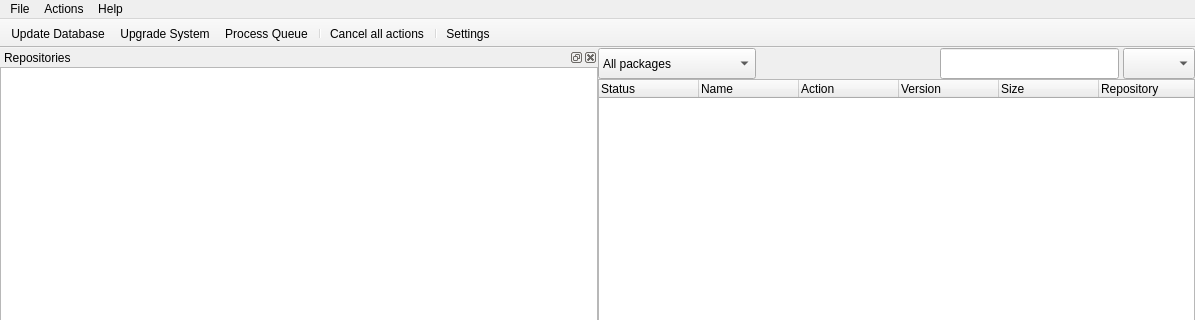
Qt form trunk/shaman/ui/MainWindow.ui (drf/shaman1) before a commit; both pictures show x 0 to 1195 and y 0 to 320 of the 1195 by 722 pixel window.
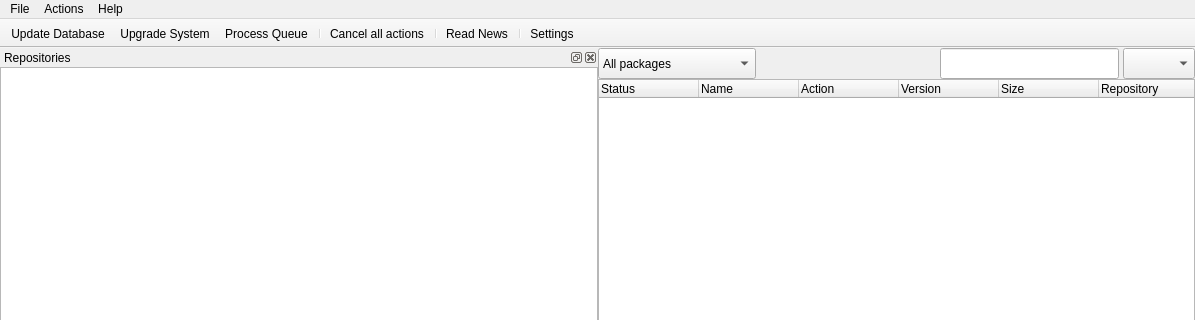
The same form after that commit. Icons and pictures are not drawn.

The edit to the form file:
```diff
--- a/trunk/shaman/ui/MainWindow.ui
+++ b/trunk/shaman/ui/MainWindow.ui
@@ -540,6 +540,8 @@
    <addaction name="separator" />
    <addaction name="actionCancel_all_actions" />
    <addaction name="separator" />
+   <addaction name="actionReadNews" />
+   <addaction name="separator" />
    <addaction name="actionPacman_Preferences" />
   </widget>
   <widget class="QStatusBar" name="statusBar" />
@@ -634,6 +636,14 @@
     <string>Cancel all actions</string>
    </property>
   </action>
+  <action name="actionReadNews" >
+   <property name="icon" >
+    <iconset resource="qtpacman.qrc" >:/Icons/icons/document-open-remote.png</iconset>
+   </property>
+   <property name="text" >
+    <string>Read News</string>
+   </property>
+  </action>
  </widget>
  <layoutdefault spacing="0" margin="0" />
  <resources>
```
